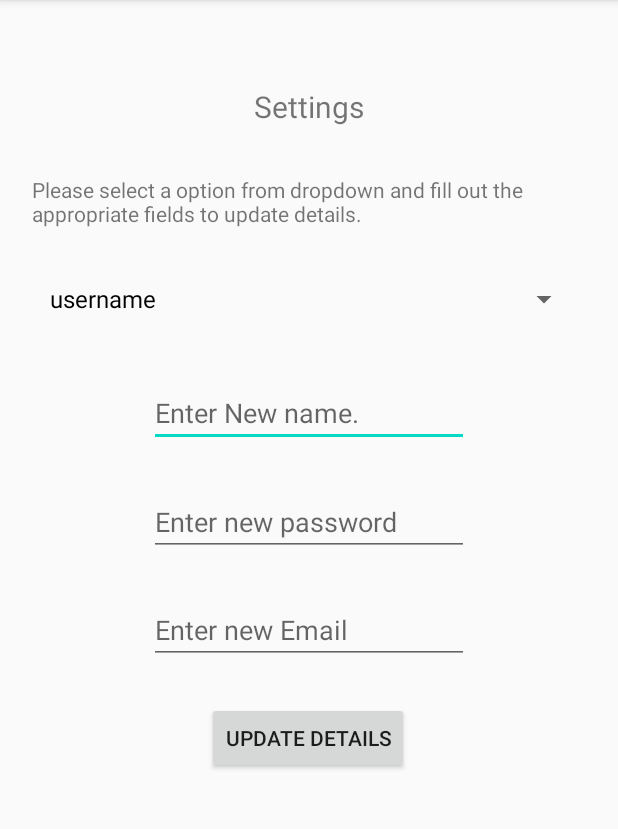
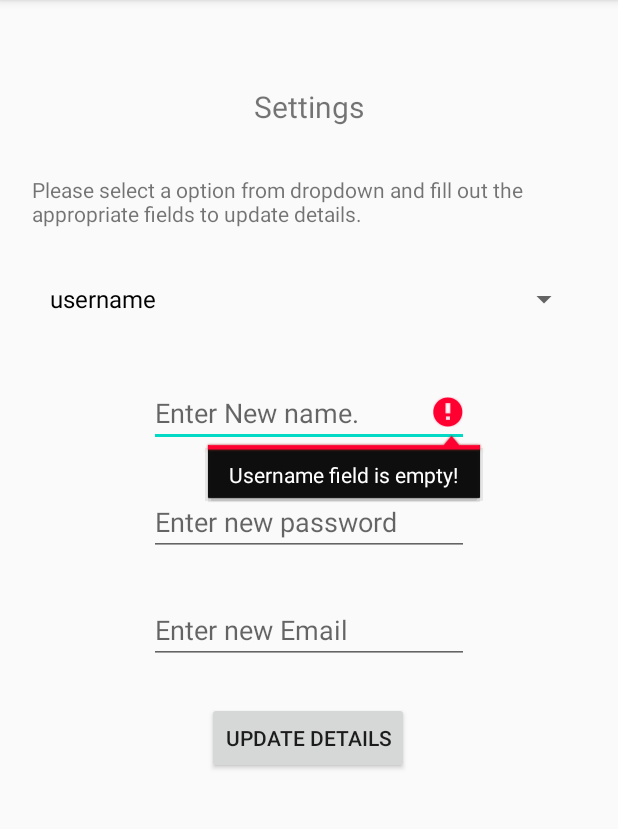
Before and after one commit to idhant/SIT305, an Android app: the fragment SettingsFragment shown on its own in the app's theme, after a tap on "UPDATE DETAILS", on a phone screen of 412 x 824 dp, the part 84-913 px from its top. Run offline under Robolectric (Android 15) with nearby library versions, the phone set to English and light mode, and no system bars; our stand-ins replace Firebase (no records; nobody signed in at launch, a user with empty details on screens opened directly).

Commit message:
Half implementation for settings fragment.

```diff
--- a/Source/MainApp/app/src/main/java/com/example/academymanagement/ui/settings/SettingsFragment.java
+++ b/Source/MainApp/app/src/main/java/com/example/academymanagement/ui/settings/SettingsFragment.java
@@ -52,19 +52,13 @@ public class SettingsFragment extends Fragment{
     private String logEmail;
 
     private TextView textView, textChoice;
-
     private EditText newUsername, newEmail, newPassword;
-
+    private String username,email,password;
     private ImageView userPhoto;
-
     private Spinner choiceSpinner;
-
     private Button selectionButton;
-
     private String[] items = new String[]{"username", "password", "email"};
-
     private String selectedChoice;
-
     private boolean safeToUpdate;
 
     public View onCreateView(@NonNull LayoutInflater inflater,
@@ -95,14 +89,13 @@ public class SettingsFragment extends Fragment{
             @Override
             public void onClick(View v) {
                 selectedChoice = choiceSpinner.getSelectedItem().toString();
-                if(selectedChoice != null){
-                    if(selectedChoice == items[0])
-                    {
-                        if(newUsername != null){
-
+                if (selectedChoice != null) {
+                    if (selectedChoice == items[0]) {
+                        username = newUsername.getText().toString();
+                        if (!username.isEmpty()) {
                             FirebaseUser user = FirebaseAuth.getInstance().getCurrentUser();
                             UserProfileChangeRequest profileUpdates = new UserProfileChangeRequest.Builder()
-                                    .setDisplayName(newUsername.toString())
+                                    .setDisplayName(username)
                                     .build();
                             user.updateProfile(profileUpdates)
                                     .addOnCompleteListener(new OnCompleteListener<Void>() {
@@ -112,9 +105,10 @@ public class SettingsFragment extends Fragment{
                                                 Log.d(TAG, "Username updated!");
                                                 Toast.makeText(getActivity(), "Username updated!", Toast.LENGTH_SHORT).show();
                                                 safeToUpdate = true;
-                                                Log.d(TAG,"Safe to update other references, firebase inside: " + safeToUpdate);
-                                            }
-                                            else{
+                                                Log.d(TAG, "Safe to update other username references, firebase inside: " + safeToUpdate);
+                                                newUsername.setText("");
+                                                newUsername.clearFocus();
+                                            } else {
                                                 Log.d(TAG, "Couldn`t update username!");
                                                 Toast.makeText(getActivity(), "Couldn`t update username!", Toast.LENGTH_SHORT).show();
                                                 safeToUpdate = false;
@@ -125,8 +119,91 @@ public class SettingsFragment extends Fragment{
                             new Handler().postDelayed(new Runnable() {
                                 @Override
                                 public void run() {
+                                    if (safeToUpdate) {
+                                        docRefCustomer.update("username", username)
+                                                .addOnSuccessListener(new OnSuccessListener<Void>() {
+                                                    @Override
+                                                    public void onSuccess(Void aVoid) {
+                                                        Log.d(TAG, "Customer username updated!");
+                                                    }
+                                                })
+                                                .addOnFailureListener(new OnFailureListener() {
+                                                    @Override
+                                                    public void onFailure(@NonNull Exception e) {
+                                                        Log.d(TAG, "Couldn`t update Customer username!");
+                                                    }
+                                                });
+                                    } else {
+                                        Log.d(TAG, "Safe to update other references: " + safeToUpdate);
+                                    }
+                                }
+                            }, 5000);
+
+                        } else {
+                            newUsername.setError("Username field is empty!");
+                            newUsername.requestFocus();
+                            Log.d(TAG, "Username field is empty!");
+                            Toast.makeText(getActivity(), "Username field is empty!", Toast.LENGTH_SHORT).show();
+                        }
+                    }
+
+                    if (selectedChoice == items[1]) {
+                        password = newPassword.getText().toString();
+                        if (!password.isEmpty()) {
+                            FirebaseUser user = FirebaseAuth.getInstance().getCurrentUser();
+                            user.updatePassword(password)
+                                    .addOnCompleteListener(new OnCompleteListener<Void>() {
+                                        @Override
+                                        public void onComplete(@NonNull Task<Void> task) {
+                                            if (task.isSuccessful()) {
+                                                Log.d(TAG, "User password updated!");
+                                                Toast.makeText(getActivity(), "User password updated!", Toast.LENGTH_SHORT).show();
+                                                Log.d(TAG, "Safe to update other username references, firebase inside: " + safeToUpdate);
+                                                newPassword.setText("");
+                                                newPassword.clearFocus();
+                                            } else {
+                                                Log.d(TAG, "Couldn`t update password!");
+                                                Toast.makeText(getActivity(), "Couldn`t update password!", Toast.LENGTH_SHORT).show();
+                                            }
+                                        }
+                                    });
+                        } else {
+                            newPassword.setError("Password field is empty!");
+                            newPassword.requestFocus();
+                            Log.d(TAG, "Password field is empty!");
+                            Toast.makeText(getActivity(), "Password field is empty!", Toast.LENGTH_SHORT).show();
+                        }
+                    }
+
+                    /*
+                    if(selectedChoice == items[2]){
+                        email = newEmail.getText().toString();
+                        if(!email.isEmpty()){
+                            FirebaseUser user = FirebaseAuth.getInstance().getCurrentUser();
+                            user.updateEmail(email)
+                                    .addOnCompleteListener(new OnCompleteListener<Void>() {
+                                        @Override
+                                        public void onComplete(@NonNull Task<Void> task) {
+                                            if (task.isSuccessful()) {
+                                                Log.d(TAG, "User email address updated!");
+                                                Toast.makeText(getActivity(), "User email address updated!", Toast.LENGTH_SHORT).show();
+                                                safeToUpdate = true;
+                                                newEmail.setText("");
+                                                newEmail.clearFocus();
+                                            }
+                                            else{
+                                                Log.d(TAG, "Couldn`t update email!");
+                                                Toast.makeText(getActivity(), "Couldn`t update email!", Toast.LENGTH_SHORT).show();
+                                                safeToUpdate = false;
+                                            }
+                                        }
+                                    });
+
+                            new Handler().postDelayed(new Runnable() {
+                                @Override
+                                public void run() {
                                     if(safeToUpdate){
-                                        docRefCustomer.update("username", newUsername.getText().toString())
+                                        docRefCustomer.update("email", email)
                                                 .addOnSuccessListener(new OnSuccessListener<Void>() {
                                                     @Override
                                                     public void onSuccess(Void aVoid) {
@@ -141,22 +218,16 @@ public class SettingsFragment extends Fragment{
                                                 });
                                     }
                                     else{
-                                        Log.d(TAG,"Safe to update other references: " + safeToUpdate);
+                                        Log.d(TAG,"Safe to update customer email references: " + safeToUpdate);
                                     }
                                 }
                             }, 5000);
-
                         }
                         else{
-                            Log.d(TAG, "Username field is empty!");
-                            Toast.makeText(getActivity(), "Username field is empty!", Toast.LENGTH_SHORT).show();
-                        }
-                    }
-                    if(selectedChoice == items[1]){
-
-                    }
-                    if(selectedChoice == items[2]){
-
+                            newEmail.setError("Email field is empty!");
+                            newEmail.requestFocus();
+                            Log.d(TAG, "Email field is empty!");
+                            Toast.makeText(getActivity(), "Email field is empty!", Toast.LENGTH_SHORT).show();
                     }
                 }
                 else{
@@ -164,8 +235,10 @@ public class SettingsFragment extends Fragment{
                     Toast.makeText(getActivity(), "No option selected!", Toast.LENGTH_SHORT).show();
                 }
             }
+            */
+                }
+            }
         });
-
         return root;
     }
 
```
